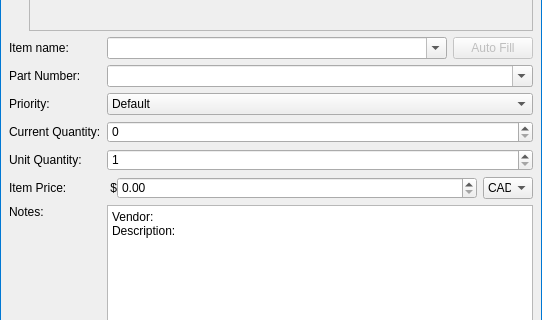
This is ui/add_item_dialog.ui in TheCodingJsoftware/Invigo as Qt 5 draws it before an edit; both pictures show x 0 to 542 and y 85 to 405 of the 542 by 519 pixel window. The edited form follows.
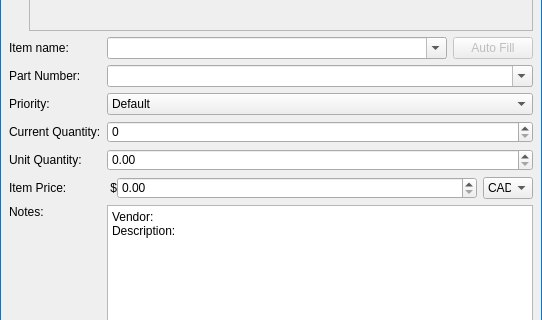
This is the edited form.

The edit to the form file:
```diff
--- a/ui/add_item_dialog.ui
+++ b/ui/add_item_dialog.ui
@@ -345,19 +345,6 @@
             </item>
            </layout>
           </item>
-          <item row="4" column="3">
-           <widget class="QSpinBox" name="spinBox_unit_quantity">
-            <property name="accelerated">
-             <bool>true</bool>
-            </property>
-            <property name="minimum">
-             <number>1</number>
-            </property>
-            <property name="maximum">
-             <number>9999999</number>
-            </property>
-           </widget>
-          </item>
           <item row="4" column="0">
            <widget class="QLabel" name="label_3">
             <property name="text">
@@ -473,6 +460,16 @@
             </item>
            </layout>
           </item>
+          <item row="4" column="3">
+           <widget class="QDoubleSpinBox" name="doubleSpinBox_unit_quantity">
+            <property name="accelerated">
+             <bool>true</bool>
+            </property>
+            <property name="maximum">
+             <double>999999999.990000009536743</double>
+            </property>
+           </widget>
+          </item>
          </layout>
         </item>
         <item>
```
